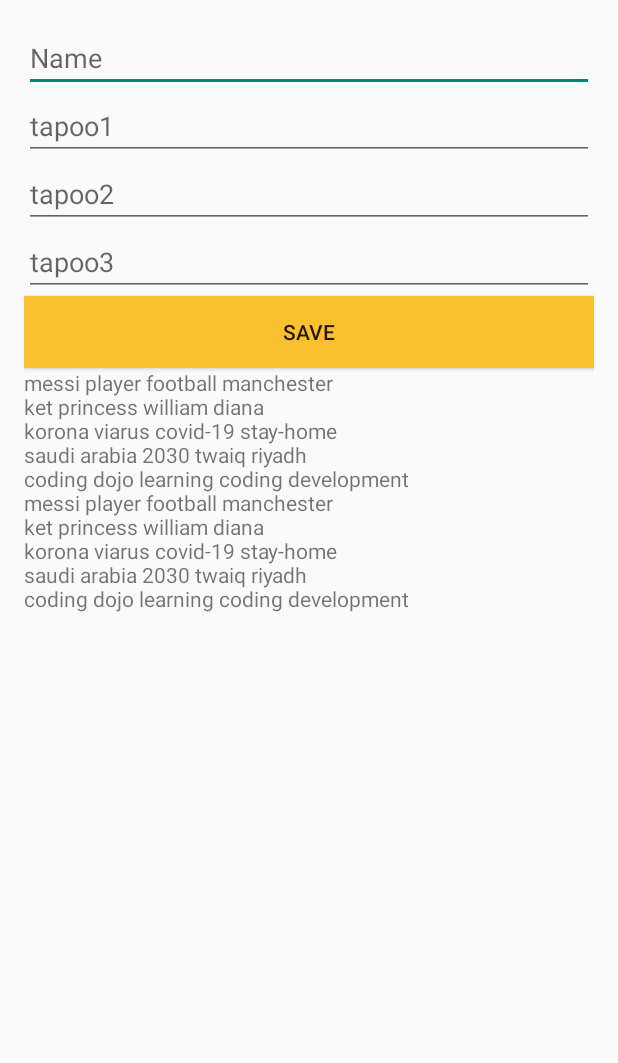
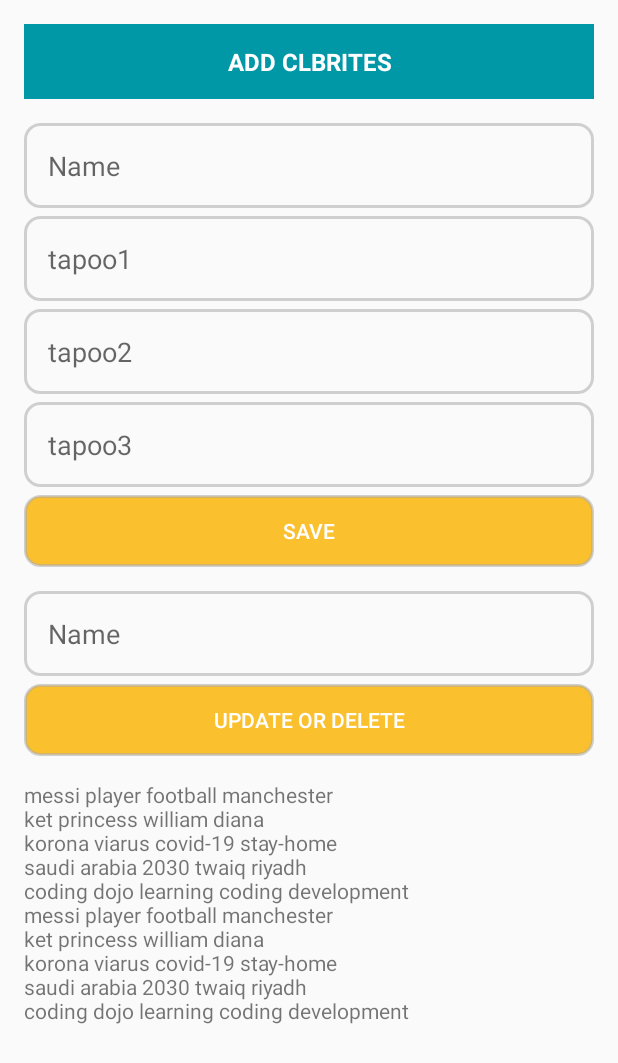
Before and after one commit to Ramia-aloufi/HeadsUpGame, an Android app: the MainActivity2 screen opened directly, with no data from a screen before it, on a phone screen of 412 x 824 dp. Shown: the top 1063 px of the screen. Run offline under Robolectric (Android 15) with nearby library versions, the phone set to English and light mode, and no system bars.

Commit message:
update delete

```diff
--- a/app/src/main/AndroidManifest.xml
+++ b/app/src/main/AndroidManifest.xml
@@ -11,6 +11,9 @@
         android:roundIcon="@mipmap/ic_launcher_round"
         android:supportsRtl="true"
         android:theme="@style/Theme.AppCompat.Light.NoActionBar">
+        <activity
+            android:name=".MainActivity3"
+            android:exported="true" />
         <activity
             android:name=".MainActivity2"
             android:exported="true" />
--- a/app/src/main/java/com/example/headsup/Clibrites.kt
+++ b/app/src/main/java/com/example/headsup/Clibrites.kt
@@ -1,3 +1,3 @@
 package com.example.headsup
 
-data class Clibrites(val name:String,val tapoo1:String,val tapoo2:String ,val tapoo3:String)
+data class Clibrites(val id:Int?=null,val name:String,val tapoo1:String,val tapoo2:String ,val tapoo3:String)
--- a/app/src/main/java/com/example/headsup/DBHelper.kt
+++ b/app/src/main/java/com/example/headsup/DBHelper.kt
@@ -7,25 +7,25 @@ import android.database.Cursor
 import android.database.sqlite.SQLiteDatabase
 import android.database.sqlite.SQLiteOpenHelper
 
-class DBHelper(context: Context):SQLiteOpenHelper(context,"HeadsUp.db",null,1) {
+class DBHelper(context: Context):SQLiteOpenHelper(context,"HeadsUp5.db",null,1) {
    var sdb:SQLiteDatabase = writableDatabase
     var defaultarray = arrayListOf<Clibrites>(
-        Clibrites("messi","player","football","manchester"),
-        Clibrites("ket","princess","william","diana"),
-        Clibrites("korona","viarus","covid-19","stay-home"),
-        Clibrites("saudi arabia","2030","twaiq","riyadh"),
-        Clibrites("coding dojo","learning","coding","development"),
-        Clibrites("messi","player","football","manchester"),
-        Clibrites("ket","princess","william","diana"),
-        Clibrites("korona","viarus","covid-19","stay-home"),
-        Clibrites("saudi arabia","2030","twaiq","riyadh"),
-        Clibrites("coding dojo","learning","coding","development"),
+        Clibrites(0,"messi","player","football","manchester"),
+        Clibrites(1,"ket","princess","william","diana"),
+        Clibrites(2,"korona","viarus","covid-19","stay-home"),
+        Clibrites(3,"saudi arabia","2030","twaiq","riyadh"),
+        Clibrites(4,"coding dojo","learning","coding","development"),
+        Clibrites(5,"messi","player","football","manchester"),
+        Clibrites(6,"ket","princess","william","diana"),
+        Clibrites(7,"korona","viarus","covid-19","stay-home"),
+        Clibrites(8,"saudi arabia","2030","twaiq","riyadh"),
+        Clibrites(9,"coding dojo","learning","coding","development"),
 
 
     )
     override fun onCreate(p0: SQLiteDatabase?) {
         if (p0 != null) {
-            p0.execSQL("create table headupdata (name text ,tapoo1 text,tapoo2 text,tapoo3 text)")
+            p0.execSQL("create table headupdata (id INTEGER PRIMARY KEY,name text ,tapoo1 text,tapoo2 text,tapoo3 text)")
         }
     }
 
@@ -36,8 +36,8 @@ class DBHelper(context: Context):SQLiteOpenHelper(context,"HeadsUp.db",null,1) {
         val cv = ContentValues()
         cv.put("name",n1)
         cv.put("tapoo1",n2)
-        cv.put("tapoo2",n2)
-        cv.put("tapoo3",n3)
+        cv.put("tapoo2",n3)
+        cv.put("tapoo3",n4)
 
         var status = sdb.insert("headupdata",null,cv)
         return status
@@ -53,13 +53,31 @@ class DBHelper(context: Context):SQLiteOpenHelper(context,"HeadsUp.db",null,1) {
       }else{
         if (c.moveToFirst()) {
             do {
+                var id = c.getInt(c.getColumnIndex("id"))
                 var name =   c.getString(c.getColumnIndex("name"))
                 var tapoo1 = c.getString(c.getColumnIndex("tapoo1"))
                 var tapoo2 = c.getString(c.getColumnIndex("tapoo2"))
                 var tapoo3 = c.getString(c.getColumnIndex("tapoo3"))
-                al.add(Clibrites(name, tapoo1, tapoo2, tapoo3))
+                al.add(Clibrites(id,name, tapoo1, tapoo2, tapoo3))
             } while (c.moveToNext());
         }}
         return al
     }
+
+    fun update(s0:Int?,s1:String,s2:String,s3:String,s4:String): Int {
+        var cv = ContentValues()
+        cv.put("name",s1)
+        cv.put("tapoo1",s2)
+        cv.put("tapoo2",s3)
+        cv.put("tapoo3",s4)
+        var status = sdb.update("headupdata",cv,"id=?", arrayOf(s0.toString()))
+
+        return status
+
+    }
+
+    fun delete(s1:Int):Int{
+        var nn =  sdb.delete("headupdata","id=?", arrayOf(s1.toString()))
+        return nn
+    }
 }
--- a/app/src/main/java/com/example/headsup/MainActivity2.kt
+++ b/app/src/main/java/com/example/headsup/MainActivity2.kt
@@ -1,7 +1,9 @@
 package com.example.headsup
 
+import android.content.Intent
 import androidx.appcompat.app.AppCompatActivity
 import android.os.Bundle
+import android.util.Log
 import android.widget.Button
 import android.widget.EditText
 import android.widget.TextView
@@ -12,7 +14,9 @@ class MainActivity2 : AppCompatActivity() {
     lateinit var tapoo1:EditText
     lateinit var tapoo2:EditText
     lateinit var tapoo3:EditText
+    lateinit var updel:EditText
     lateinit var save:Button
+    lateinit var upddelbtn:Button
     lateinit var tv:TextView
     lateinit var al :ArrayList<Clibrites>
     var myName = ""
@@ -28,7 +32,9 @@ class MainActivity2 : AppCompatActivity() {
         tapoo1 = findViewById(R.id.editTextTextPersonName2)
         tapoo2 = findViewById(R.id.editTextTextPersonName3)
         tapoo3 = findViewById(R.id.editTextTextPersonName4)
+        updel = findViewById(R.id.updel)
         save = findViewById(R.id.button3)
+        upddelbtn = findViewById(R.id.upddelbtn)
         tv = findViewById(R.id.Clibritestv)
          dbhlpr = DBHelper(this)
         al = arrayListOf()
@@ -38,7 +44,24 @@ class MainActivity2 : AppCompatActivity() {
 
 
 
+        upddelbtn.setOnClickListener{
+            var myclibrites = dbhlpr.retriveData()
+            var nametoUpdate = updel.text.toString()
+            for (i in myclibrites){
+                if (i.name == nametoUpdate){
+                    startActivity(Intent(this,MainActivity3::class.java)
+                        .putExtra("myID",i.id)
+                        .putExtra("name","${i.name}")
+                        .putExtra("tapoo1","${i.tapoo1}")
+                        .putExtra("tapoo2","${i.tapoo2}")
+                        .putExtra("tapoo3","${i.tapoo3}"))
 
+                    Log.d("ppp","$i")
+                }
+            }
+
+
+        }
 
 
 
--- /dev/null
+++ b/app/src/main/res/drawable/btnbg.xml
@@ -0,0 +1,10 @@
+<?xml version="1.0" encoding="utf-8"?>
+<selector xmlns:android="http://schemas.android.com/apk/res/android">
+    <item>
+        <shape android:shape="rectangle">
+            <solid android:color="#FBC02D"></solid>
+            <stroke android:width="2dp" android:color="#85AAAAAA" />
+            <corners android:radius="10dp"/>
+        </shape>
+    </item>
+</selector>
--- /dev/null
+++ b/app/src/main/res/drawable/etbg.xml
@@ -0,0 +1,9 @@
+<?xml version="1.0" encoding="utf-8"?>
+<selector xmlns:android="http://schemas.android.com/apk/res/android">
+    <item>
+        <shape android:shape="rectangle">
+            <stroke android:width="2dp" android:color="#85AAAAAA" />
+            <corners android:radius="10dp"/>
+        </shape>
+    </item>
+</selector>
--- a/app/src/main/res/layout/activity_main2.xml
+++ b/app/src/main/res/layout/activity_main2.xml
@@ -9,52 +9,104 @@
 
     <LinearLayout
         android:layout_width="match_parent"
-        android:layout_height="match_parent"
-        android:orientation="vertical">
+        android:layout_height="0dp"
+        android:orientation="vertical"
+        app:layout_constraintBottom_toBottomOf="parent"
+        app:layout_constraintEnd_toEndOf="parent"
+        app:layout_constraintStart_toStartOf="parent"
+        app:layout_constraintTop_toTopOf="parent">
+
+        <TextView
+            android:id="@+id/textView"
+            android:layout_width="match_parent"
+            android:layout_height="50dp"
+            android:layout_marginBottom="16dp"
+            android:background="#0097A7"
+            android:gravity="center"
+            android:text="ADD CLBRITES"
+            android:textColor="@color/white"
+            android:textSize="16sp"
+            android:textStyle="bold" />
 
         <EditText
             android:id="@+id/editTextTextPersonName"
             android:layout_width="match_parent"
             android:layout_height="wrap_content"
+            android:layout_marginBottom="5dp"
+            android:background="@drawable/etbg"
             android:ems="10"
+            android:hint="Name"
             android:inputType="textPersonName"
-            android:hint="Name" />
+            android:padding="16dp" />
 
         <EditText
             android:id="@+id/editTextTextPersonName2"
             android:layout_width="match_parent"
             android:layout_height="wrap_content"
+            android:layout_marginBottom="5dp"
+            android:background="@drawable/etbg"
             android:ems="10"
+            android:hint="tapoo1"
             android:inputType="textPersonName"
-            android:hint="tapoo1" />
+            android:padding="16dp" />
 
         <EditText
             android:id="@+id/editTextTextPersonName3"
             android:layout_width="match_parent"
             android:layout_height="wrap_content"
+            android:layout_marginBottom="5dp"
+            android:background="@drawable/etbg"
             android:ems="10"
+            android:hint="tapoo2"
             android:inputType="textPersonName"
-            android:hint="tapoo2" />
+            android:padding="16dp" />
 
         <EditText
             android:id="@+id/editTextTextPersonName4"
             android:layout_width="match_parent"
             android:layout_height="wrap_content"
+            android:layout_marginBottom="5dp"
+            android:background="@drawable/etbg"
             android:ems="10"
+            android:hint="tapoo3"
             android:inputType="textPersonName"
-            android:hint="tapoo3" />
+            android:padding="16dp" />
 
         <Button
             android:id="@+id/button3"
-            android:background="#FBC02D"
+            android:textColor="@color/white"
             android:layout_width="match_parent"
             android:layout_height="wrap_content"
+            android:background="@drawable/btnbg"
             android:text="SAVE" />
+
+        <EditText
+            android:id="@+id/updel"
+            android:layout_width="match_parent"
+            android:layout_height="wrap_content"
+            android:layout_marginTop="16dp"
+            android:layout_marginBottom="5dp"
+            android:background="@drawable/etbg"
+            android:ems="10"
+            android:hint="Name"
+            android:inputType="textPersonName"
+            android:padding="16dp" />
+
+        <Button
+            android:id="@+id/upddelbtn"
+            android:textColor="@color/white"
+            android:layout_width="match_parent"
+            android:layout_height="wrap_content"
+            android:background="@drawable/btnbg"
+            android:text="Update or Delete" />
 
         <TextView
             android:id="@+id/Clibritestv"
             android:layout_width="match_parent"
-            android:layout_height="wrap_content"/>
+            android:layout_height="wrap_content"
+            android:layout_marginTop="16dp" />
+
+
     </LinearLayout>
 
 </androidx.constraintlayout.widget.ConstraintLayout>
```
Also changed, not shown: app/src/main/java/com/example/headsup/MainActivity3.kt (added, +66 -0 lines), app/src/main/res/layout/activity_main3.xml (added, +87 -0 lines).
